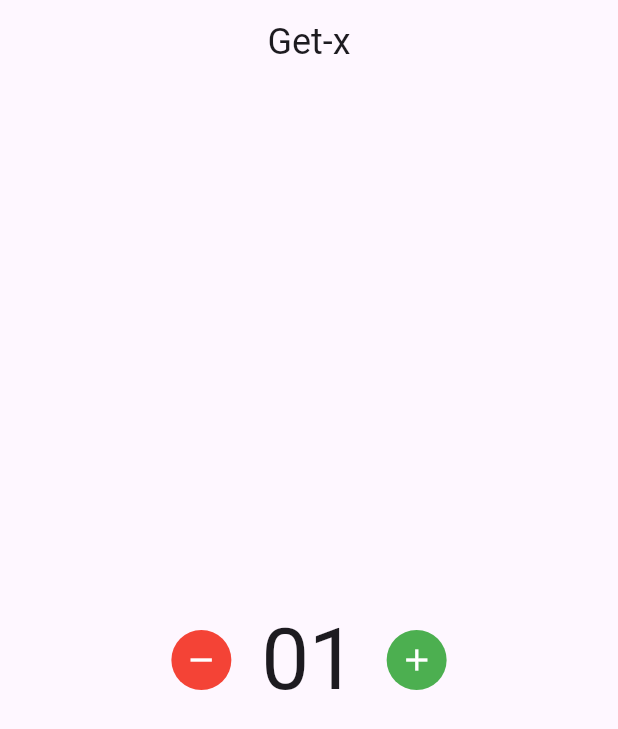
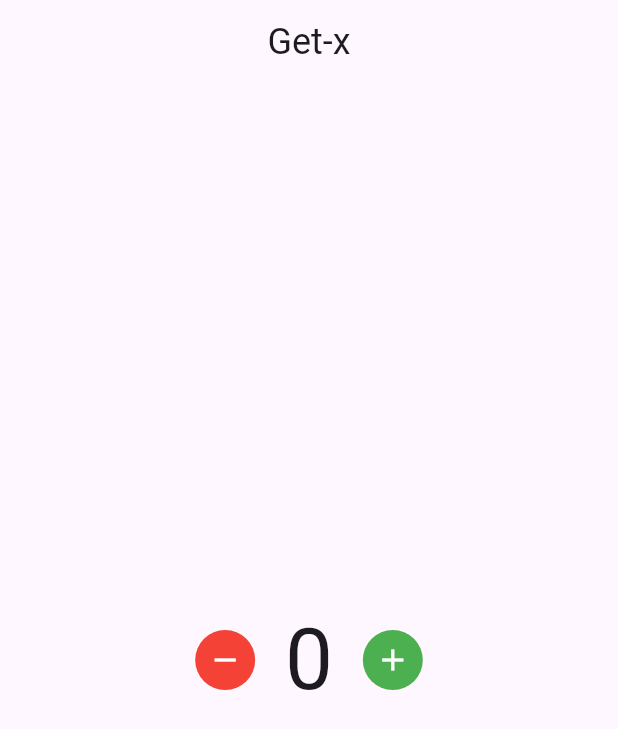
Before and after one commit to KayesAshfaQ/getx_test, a Flutter app: the screen it shows after launch, on a phone screen of 412 x 824 dp. Shown: the top 729 px of the screen. Run offline on Flutter 3.47's test engine with Material 2 defaults, Android fonts, the phone set to English and light mode, and no system bars; our stand-ins replace get.

Commit message:
GetBuilder implemented in home_screen

```diff
--- a/lib/screens/home_screen.dart
+++ b/lib/screens/home_screen.dart
@@ -37,9 +37,13 @@ class _HomePageState extends State<HomePage> {
               ),
             ),
             const SizedBox(width: 16),
-            Text(
-              '01',
-              style: Theme.of(context).textTheme.displayLarge,
+            GetBuilder<TapController>(
+              builder: (controller) {
+                return Text(
+                  controller.counter.toString(),
+                  style: Theme.of(context).textTheme.displayLarge,
+                );
+              },
             ),
             const SizedBox(width: 16),
             IconButton.filled(
```
